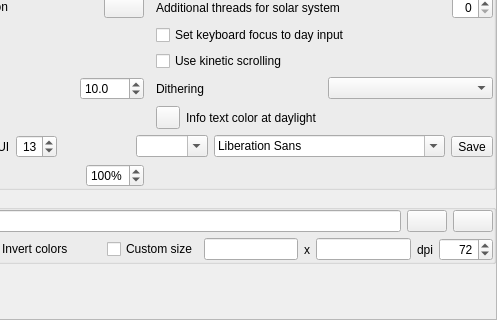
First picture: the form in src/gui/configurationDialog.ui, repository Stellarium/stellarium, before the edit; both pictures show x 163 to 660 and y 255 to 575 of the 660 by 575 pixel window.
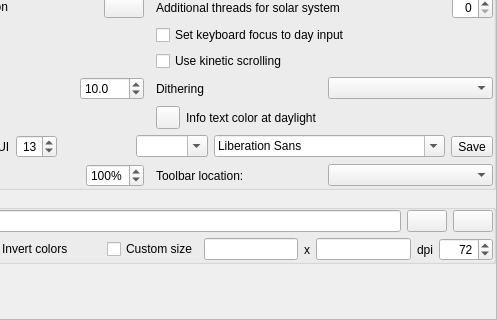
Second picture: the form after the edit. The open tabs and pages were chosen to show the change. Icons and pictures are not drawn. Custom widgets are drawn as their Qt base class.

Commit message: Add option to reposition toolbars in other corners (#5022)

Patch:
```diff
--- a/src/gui/configurationDialog.ui
+++ b/src/gui/configurationDialog.ui
@@ -2723,6 +2723,24 @@
                </item>
               </layout>
              </item>
+             <item row="11" column="3">
+              <layout class="QHBoxLayout" name="horizontalLayout_toolbarCorner">
+               <item>
+                <widget class="QLabel" name="labelToolbarCorner">
+                 <property name="text">
+                  <string>Toolbar location:</string>
+                 </property>
+                </widget>
+               </item>
+               <item>
+                <widget class="QComboBox" name="toolbarCornerComboBox">
+                 <property name="toolTip">
+                  <string>Corner of the screen where both toolbar bars are docked</string>
+                 </property>
+                </widget>
+               </item>
+              </layout>
+             </item>
              <item row="11" column="1">
               <layout class="QHBoxLayout" name="horizontalLayout_11">
                <item>
```
The commit also changes 13 other files.
